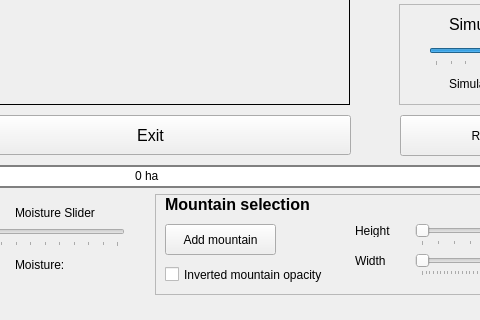
Old version of the form gui/mainwindow.ui in the repository Arpa97/ProgettoFisica; both pictures show x 345 to 825 and y 315 to 635 of the 994 by 635 pixel window.
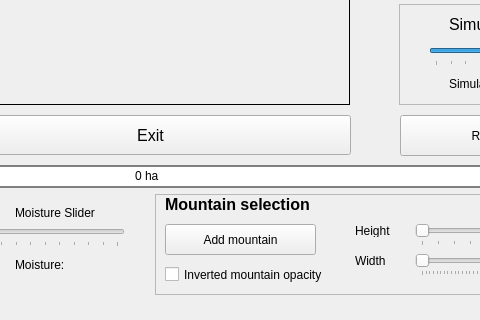
New version of the form. Icons and pictures are not drawn.

Commit message: size tiers improvements

Patch:
```diff
--- a/gui/mainwindow.ui
+++ b/gui/mainwindow.ui
@@ -689,7 +689,7 @@
       <rect>
        <x>10</x>
        <y>30</y>
-       <width>111</width>
+       <width>151</width>
        <height>31</height>
       </rect>
      </property>
```
Left out of the diff: 6 changed lines with no effect on the pictures. The commit also changes 1 other file.
